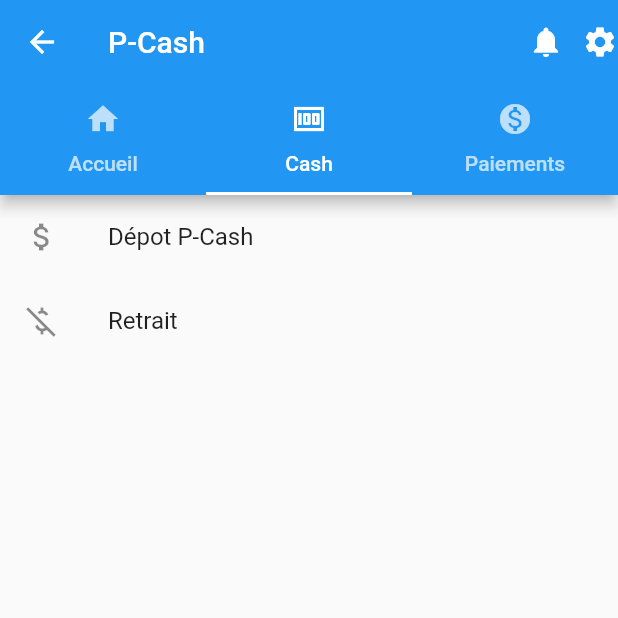
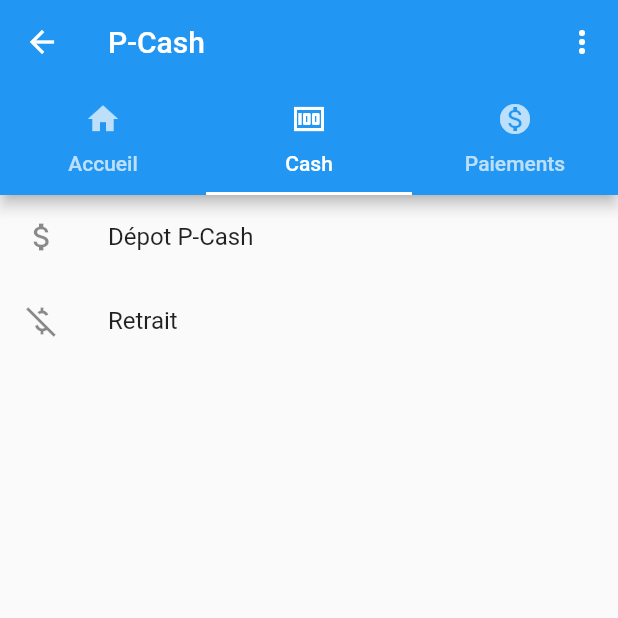
Before and after one commit to chapdel/pcash-ui, a Flutter app: the HomePageScreen screen opened directly, tab 2 chosen, on a phone screen of 412 x 824 dp, the top half of it. Run offline on Flutter 3.47's test engine with Material 2 defaults, Android fonts, the light colour scheme and no system bars; our stand-ins replace pin_code_text_field, timeline_tile; missing offline and left inert: flutter_barcode_scanner.

Commit message:
Added popomenu

```diff
--- a/lib/views/homepage.dart
+++ b/lib/views/homepage.dart
@@ -15,6 +15,7 @@ class HomePageScreen extends StatefulWidget {
 }
 
 class _HomePageScreenState extends State<HomePageScreen> {
+  int _value = 1;
   @override
   Widget build(BuildContext context) {
     return DefaultTabController(
@@ -23,19 +24,27 @@ class _HomePageScreenState extends State<HomePageScreen> {
             appBar: AppBar(
               title: Text("P-Cash"),
               actions: [
-                InkWell(child: Icon(Icons.notifications), onTap: () =>  Navigator.push(
+
+                PopupMenuButton<String>(itemBuilder: (context) => [
+                  PopupMenuItem(child: Text("Notifications"), value: "notifications"),
+                  PopupMenuItem(child: Text("Settings"), value: "settings"),
+                ], onSelected: (item) => SelectedItem(context, item),),
+
+                    /* DropdownButton(
+                      icon: Icon(Icons.more_vert),
+                       value: _value,
+                      items: [
+                      PopupMenuItem(child: Text("Notifications"),onTap: () =>  Navigator.push(
                     context,
                     MaterialPageRoute(builder: (context) {
                         return NotificationsScreen();
-                    }),
-                    ),),
-                SizedBox(width: 12,),
-                InkWell(child: Icon(Icons.settings), onTap: () =>  Navigator.push(
+                    }))),
+                    PopupMenuItem(child: Text("Notifications"),onTap: () =>  Navigator.push(
                     context,
                     MaterialPageRoute(builder: (context) {
                         return SettingsHomeScreen();
-                    }),
-                    ),),
+                    })))
+                    ]) */
               ],
               bottom: TabBar(
                 tabs: [
@@ -63,25 +72,20 @@ class _HomePageScreenState extends State<HomePageScreen> {
                 QRCodeScreen(),
               ],
             ),
-            /* bottomNavigationBar: BottomNavigationBar(items: [
-              BottomNavigationBarItem(
-                  icon: Icon(Icons.person), label: "Accueil"),
-              BottomNavigationBarItem(icon: Icon(Icons.list), label: "List"),
-              BottomNavigationBarItem(
-                  icon: Icon(
-                    Icons.notifications,
-                  ),
-                  label: "Notifications")
-            ]) */
             )
             );
   }
 
-  List<Widget> _screens = [
-    Text("Account"),
-    Text("home"),
-    Text("notifications"),
-  ];
-
-  int _currentScreen = 1;
+  void SelectedItem(BuildContext context, item) {
+    switch (item) {
+      case "settings":
+        Navigator.of(context)
+            .push(MaterialPageRoute(builder: (context) => SettingsHomeScreen()));
+        break;
+      case "notifications":
+        Navigator.of(context)
+            .push(MaterialPageRoute(builder: (context) => NotificationsScreen()));
+        break;
+    }
+  }
 }
```
